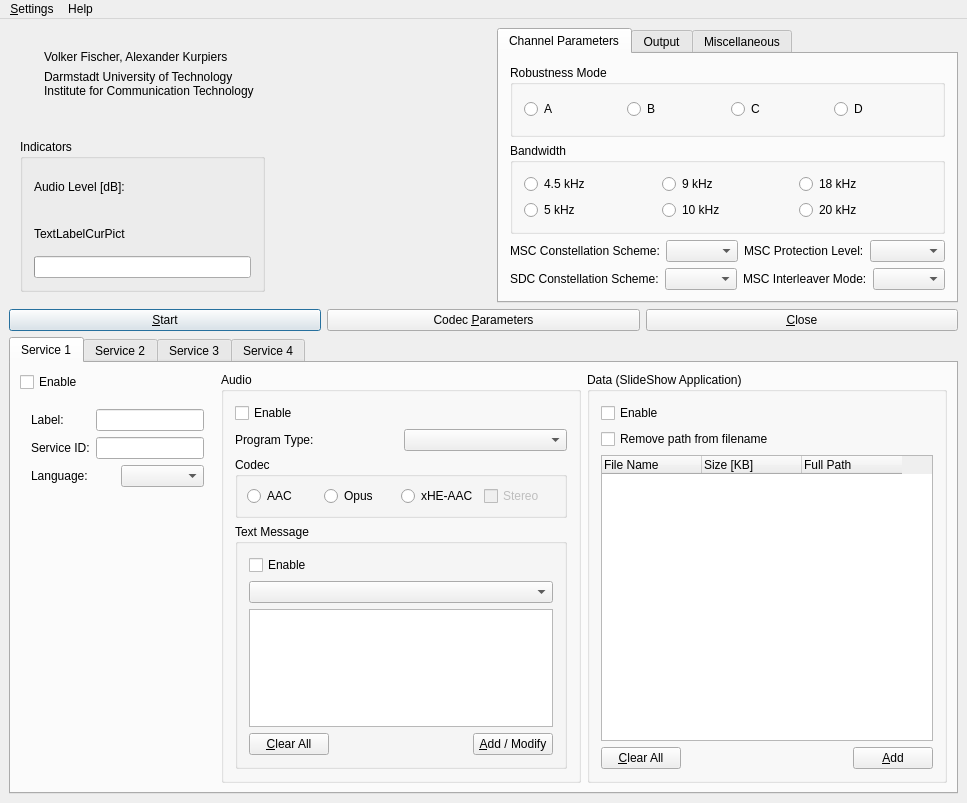
Qt form src/GUI-QT/TransmDlgbase.ui (Drm-tools/dream) before a commit.
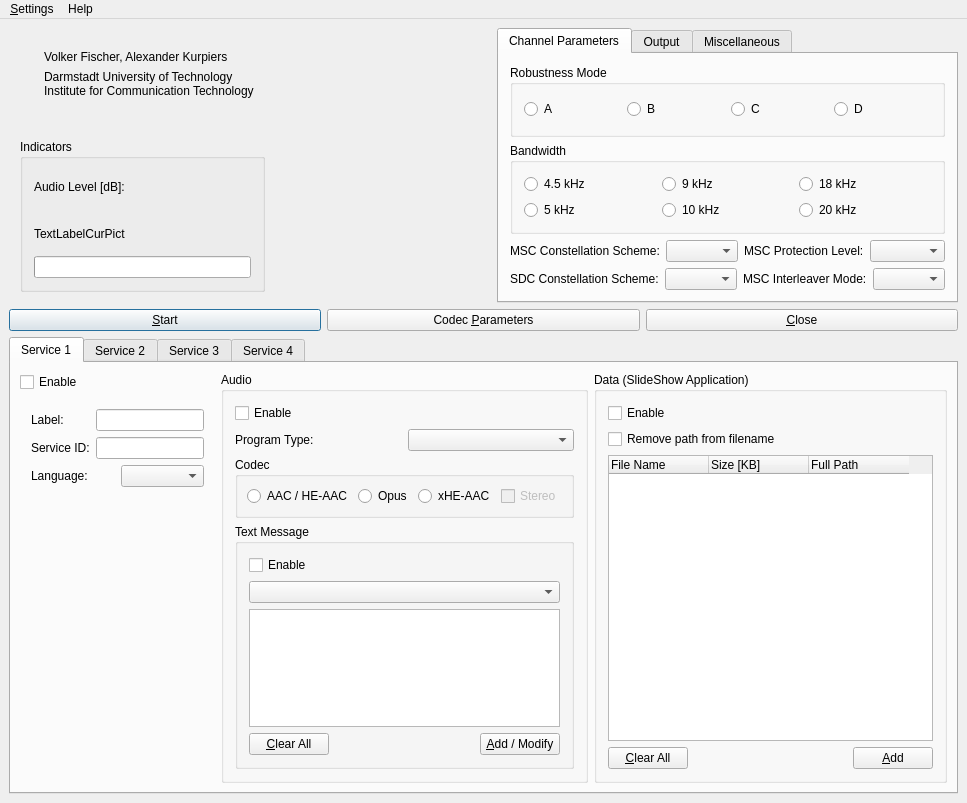
The same form after that commit. Icons and pictures are not drawn. Custom widgets are drawn as their Qt base class.

Commit message: Optional vendored fdk-aac build, HE-AAC options in the GUI

```diff
--- a/src/GUI-QT/TransmDlgbase.ui
+++ b/src/GUI-QT/TransmDlgbase.ui
@@ -1273,7 +1273,7 @@
               <item>
                <widget class="QRadioButton" name="RadioButtonAAC">
                 <property name="text">
-                 <string>AAC</string>
+                 <string>AAC / HE-AAC</string>
                 </property>
                 <attribute name="buttonGroup">
                  <string notr="true">ButtonGroupCodec</string>
```
The commit also changes 5 other files.
